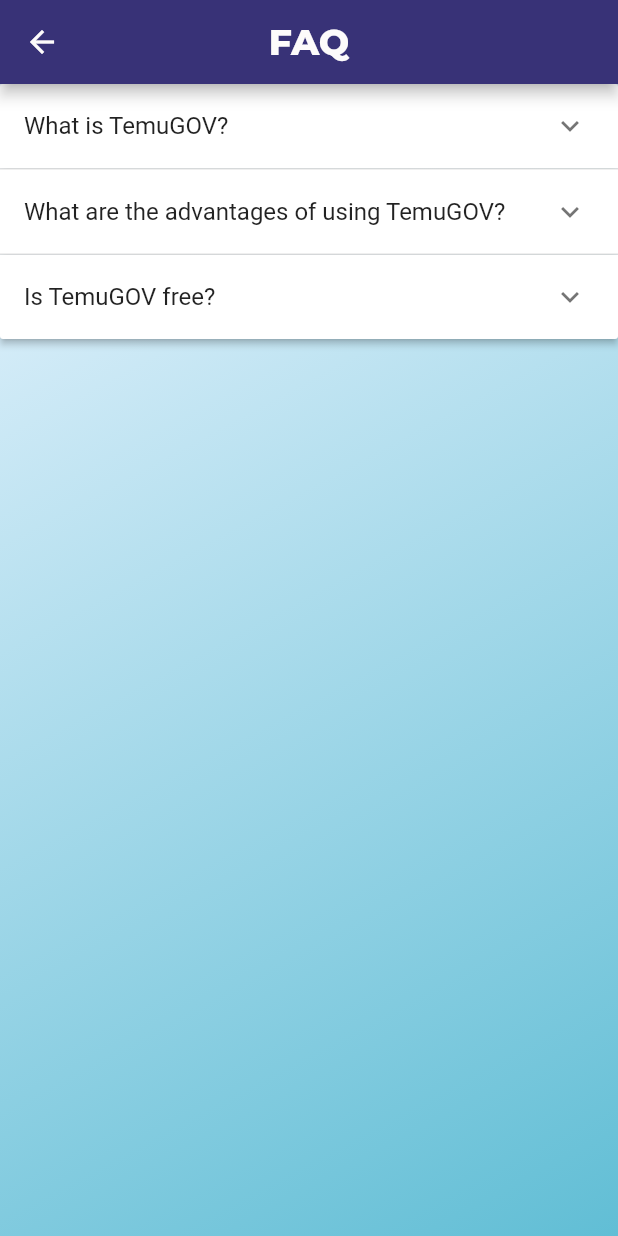
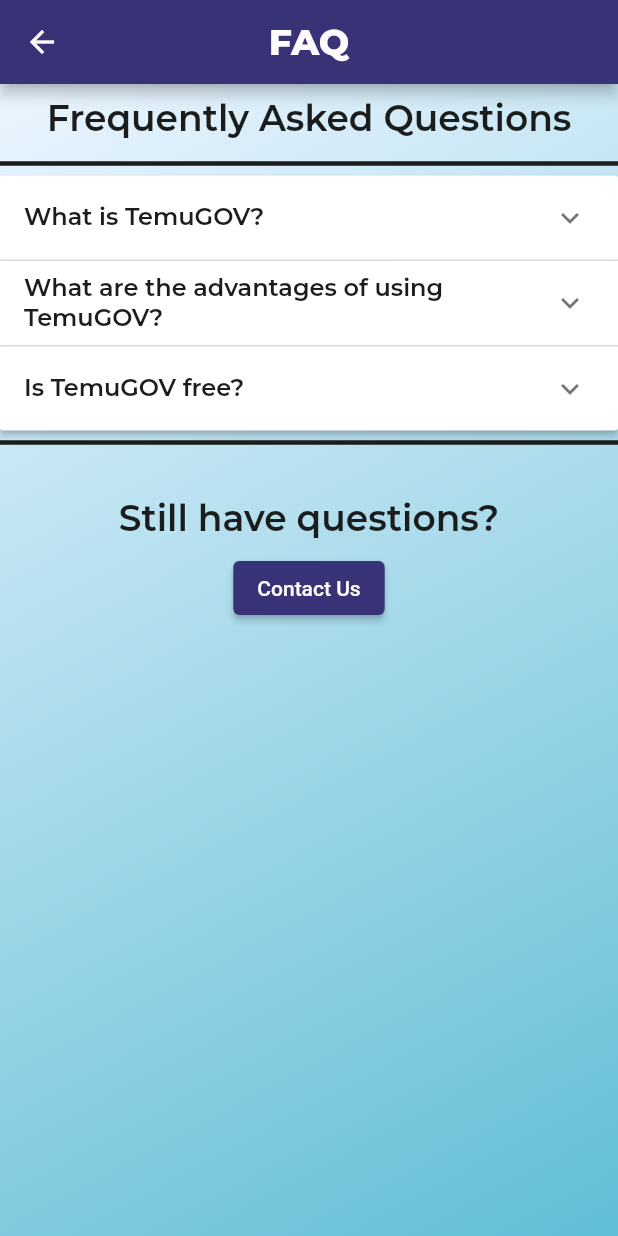
Before and after one commit to Azizie13/TemuGov, a Flutter app: the FAQPage screen opened directly, on a phone screen of 412 x 824 dp. Run offline on Flutter 3.47's test engine with Material 2 defaults, Android fonts, the phone set to English and light mode, and no system bars; our stand-ins replace animated_splash_screen, flutter_signin_button, google_fonts, page_transition.

Commit message:
Final touchup on FAQ page

```diff
--- a/lib/src/main_pages/utils/faq_page.dart
+++ b/lib/src/main_pages/utils/faq_page.dart
@@ -47,7 +47,17 @@ class _FAQPageState extends State<FAQPage> {
         decoration: backgroundGradient(),
         child: SafeArea(
           child: SingleChildScrollView(
-            child: ExpansionPanelList(
+            child: Column(
+              children: [
+                Padding(
+                  padding: const EdgeInsets.all(8.0),
+                  child: Text(
+                    "Frequently Asked Questions",
+                    style: kMontSemiBold.copyWith(fontSize: 24),
+                  ),
+                ),
+                const Divider(color: kBlack, thickness: 3),
+                ExpansionPanelList(
                   expansionCallback: (int index, bool isExpanded) {
                     setState(() {
                       _items[index].isExpanded = !isExpanded;
@@ -57,15 +67,48 @@ class _FAQPageState extends State<FAQPage> {
                     return ExpansionPanel(
                       headerBuilder: (BuildContext context, bool isExpanded) {
                         return ListTile(
-                      title: Text(item.question),
+                          title: Text(
+                            item.question,
+                            style: kMontSemiBold,
+                          ),
                         );
                       },
                       body: ListTile(
-                    title: Text(item.answer),
+                        title: Padding(
+                          padding: const EdgeInsets.all(5.0),
+                          child: Text(
+                            item.answer,
+                            style: kMontMedium,
+                            textAlign: TextAlign.left,
+                          ),
+                        ),
                       ),
                       isExpanded: item.isExpanded,
                     );
                   }).toList(),
+                ),
+                const Divider(color: kBlack, thickness: 3),
+                const SizedBox(
+                  height: 20.0,
+                ),
+                Padding(
+                  padding: const EdgeInsets.all(8.0),
+                  child: Text(
+                    "Still have questions?",
+                    style: kMontSemiBold.copyWith(fontSize: 24),
+                  ),
+                ),
+                ElevatedButton(
+                  style: ElevatedButton.styleFrom(
+                    backgroundColor: kPurple,
+                    foregroundColor: kWhite,
+                  ),
+                  onPressed: () {
+                    // Do something
+                  },
+                  child: Text('Contact Us'),
+                ),
+              ],
             ),
           ),
         ),
```
Lines whose indentation alone changed are shown as unchanged.
